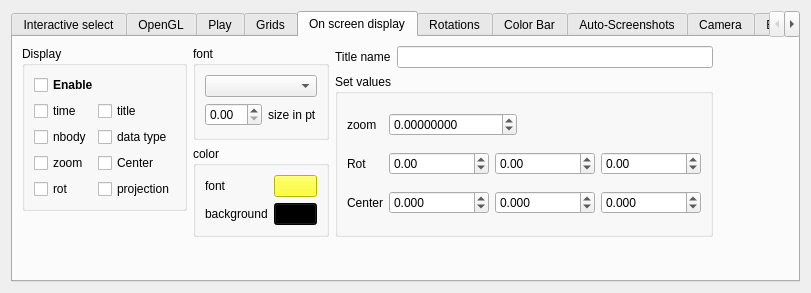
The window that src/formoptions.ui (jcldc/glnemo2) describes before a commit, drawn with Qt 5.
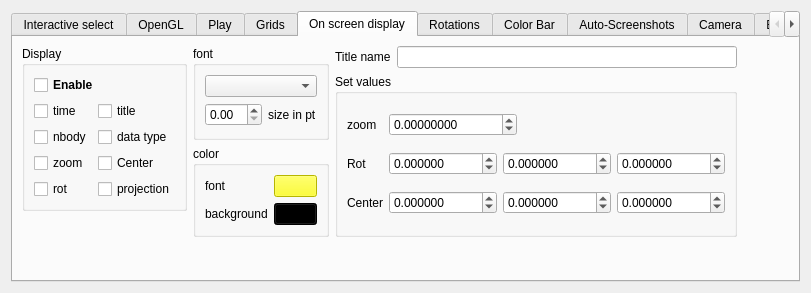
The same window after the commit. Icons and pictures are not drawn.

Commit message: add more digits to rot/center input boxes

```diff
--- a/src/formoptions.ui
+++ b/src/formoptions.ui
@@ -2802,6 +2802,9 @@
            <layout class="QHBoxLayout" name="horizontalLayout_21">
             <item>
              <widget class="QDoubleSpinBox" name="rx_dspin">
+              <property name="decimals">
+               <number>6</number>
+              </property>
               <property name="minimum">
                <double>-1000.000000000000000</double>
               </property>
@@ -2812,6 +2815,9 @@
             </item>
             <item>
              <widget class="QDoubleSpinBox" name="ry_dspin">
+              <property name="decimals">
+               <number>6</number>
+              </property>
               <property name="minimum">
                <double>-1000.000000000000000</double>
               </property>
@@ -2822,6 +2828,9 @@
             </item>
             <item>
              <widget class="QDoubleSpinBox" name="rz_dspin">
+              <property name="decimals">
+               <number>6</number>
+              </property>
               <property name="minimum">
                <double>-1000.000000000000000</double>
               </property>
@@ -2844,7 +2853,7 @@
             <item>
              <widget class="QDoubleSpinBox" name="tx_dspin">
               <property name="decimals">
-               <number>3</number>
+               <number>6</number>
               </property>
               <property name="minimum">
                <double>-50000.000000000000000</double>
@@ -2857,7 +2866,7 @@
             <item>
              <widget class="QDoubleSpinBox" name="ty_dspin">
               <property name="decimals">
-               <number>3</number>
+               <number>6</number>
               </property>
               <property name="minimum">
                <double>-50000.000000000000000</double>
@@ -2870,7 +2879,7 @@
             <item>
              <widget class="QDoubleSpinBox" name="tz_dspin">
               <property name="decimals">
-               <number>3</number>
+               <number>6</number>
               </property>
               <property name="minimum">
                <double>-50000.000000000000000</double>
```
